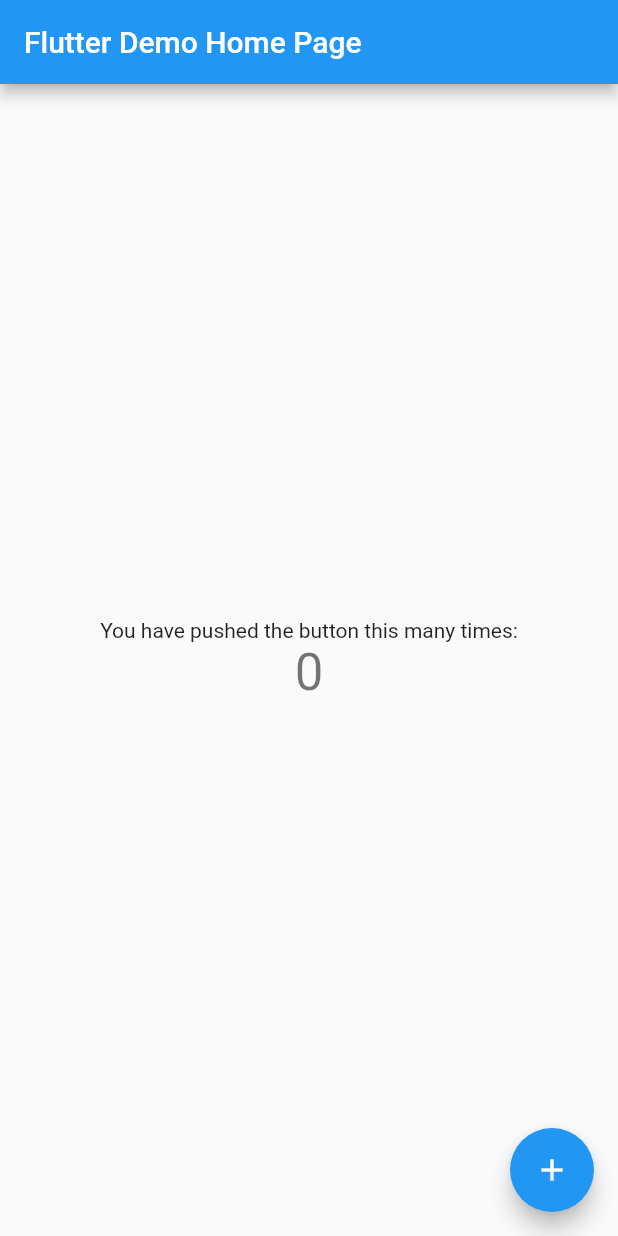
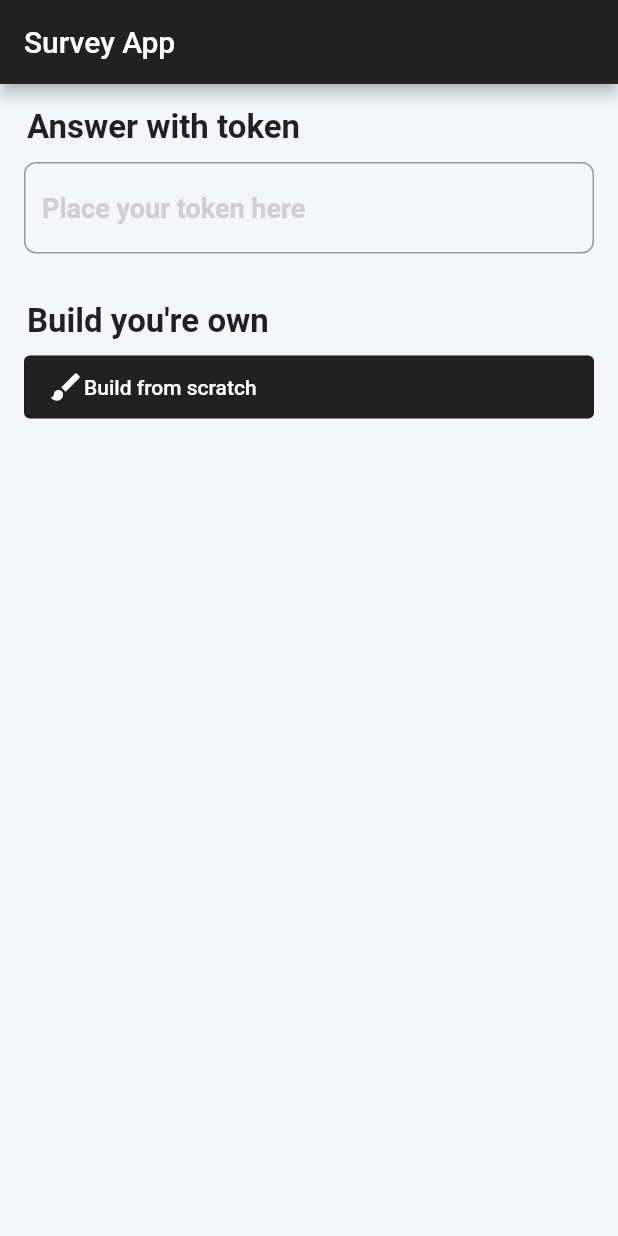
Before and after one commit to darlanhms/flutter-survey-app, a Flutter app: the screen it shows after launch, on a phone screen of 412 x 824 dp. Run offline on Flutter 3.47's test engine with Material 2 defaults, Android fonts, the phone set to English and light mode, and no system bars.

Commit message:
Init home screen

```diff
--- a/lib/main.dart
+++ b/lib/main.dart
@@ -1,117 +1,19 @@
 import 'package:flutter/material.dart';
+import 'package:surveyapp/screens/home.dart';
 
-void main() {
-  runApp(MyApp());
-}
+void main() => runApp(MyApp());
 
 class MyApp extends StatelessWidget {
-  // This widget is the root of your application.
   @override
   Widget build(BuildContext context) {
     return MaterialApp(
-      title: 'Flutter Demo',
+      title: "Welcome to Flutter",
+      home: Home(),
       theme: ThemeData(
-        // This is the theme of your application.
-        //
-        // Try running your application with "flutter run". You'll see the
-        // application has a blue toolbar. Then, without quitting the app, try
-        // changing the primarySwatch below to Colors.green and then invoke
-        // "hot reload" (press "r" in the console where you ran "flutter run",
-        // or simply save your changes to "hot reload" in a Flutter IDE).
-        // Notice that the counter didn't reset back to zero; the application
-        // is not restarted.
-        primarySwatch: Colors.blue,
-        // This makes the visual density adapt to the platform that you run
-        // the app on. For desktop platforms, the controls will be smaller and
-        // closer together (more dense) than on mobile platforms.
-        visualDensity: VisualDensity.adaptivePlatformDensity,
+        accentColor: Colors.grey[900],
+        primaryColor: Colors.grey[900],
+        buttonColor: Colors.grey[900],
       ),
-      home: MyHomePage(title: 'Flutter Demo Home Page'),
     );
   }
 }
-
-class MyHomePage extends StatefulWidget {
-  MyHomePage({Key key, this.title}) : super(key: key);
-
-  // This widget is the home page of your application. It is stateful, meaning
-  // that it has a State object (defined below) that contains fields that affect
-  // how it looks.
-
-  // This class is the configuration for the state. It holds the values (in this
-  // case the title) provided by the parent (in this case the App widget) and
-  // used by the build method of the State. Fields in a Widget subclass are
-  // always marked "final".
-
-  final String title;
-
-  @override
-  _MyHomePageState createState() => _MyHomePageState();
-}
-
-class _MyHomePageState extends State<MyHomePage> {
-  int _counter = 0;
-
-  void _incrementCounter() {
-    setState(() {
-      // This call to setState tells the Flutter framework that something has
-      // changed in this State, which causes it to rerun the build method below
-      // so that the display can reflect the updated values. If we changed
-      // _counter without calling setState(), then the build method would not be
-      // called again, and so nothing would appear to happen.
-      _counter++;
-    });
-  }
-
-  @override
-  Widget build(BuildContext context) {
-    // This method is rerun every time setState is called, for instance as done
-    // by the _incrementCounter method above.
-    //
-    // The Flutter framework has been optimized to make rerunning build methods
-    // fast, so that you can just rebuild anything that needs updating rather
-    // than having to individually change instances of widgets.
-    return Scaffold(
-      appBar: AppBar(
-        // Here we take the value from the MyHomePage object that was created by
-        // the App.build method, and use it to set our appbar title.
-        title: Text(widget.title),
-      ),
-      body: Center(
-        // Center is a layout widget. It takes a single child and positions it
-        // in the middle of the parent.
-        child: Column(
-          // Column is also a layout widget. It takes a list of children and
-          // arranges them vertically. By default, it sizes itself to fit its
-          // children horizontally, and tries to be as tall as its parent.
-          //
-          // Invoke "debug painting" (press "p" in the console, choose the
-          // "Toggle Debug Paint" action from the Flutter Inspector in Android
-          // Studio, or the "Toggle Debug Paint" command in Visual Studio Code)
-          // to see the wireframe for each widget.
-          //
-          // Column has various properties to control how it sizes itself and
-          // how it positions its children. Here we use mainAxisAlignment to
-          // center the children vertically; the main axis here is the vertical
-          // axis because Columns are vertical (the cross axis would be
-          // horizontal).
-          mainAxisAlignment: MainAxisAlignment.center,
-          children: <Widget>[
-            Text(
-              'You have pushed the button this many times:',
-            ),
-            Text(
-              '$_counter',
-              style: Theme.of(context).textTheme.headline4,
-            ),
-          ],
-        ),
-      ),
-      floatingActionButton: FloatingActionButton(
-        onPressed: _incrementCounter,
-        tooltip: 'Increment',
-        child: Icon(Icons.add),
-      ), // This trailing comma makes auto-formatting nicer for build methods.
-    );
-  }
-}
--- /dev/null
+++ b/lib/screens/home.dart
@@ -0,0 +1,149 @@
+import 'package:flutter/material.dart';
+
+class Home extends StatefulWidget {
+  @override
+  _HomeState createState() => _HomeState();
+}
+
+class _HomeState extends State<Home> {
+  @override
+  Widget build(BuildContext context) {
+    return Scaffold(
+      appBar: AppBar(
+        title: Text("Survey App"),
+      ),
+      backgroundColor: Color(0xFFF4F6FA),
+      body: _HomeBody(),
+    );
+  }
+}
+
+class _HomeBody extends StatelessWidget {
+  @override
+  Widget build(BuildContext context) {
+    return Padding(
+      padding: EdgeInsets.all(16),
+      child: Column(
+        children: <Widget>[
+          _TokenAnswer(),
+          _SectionDivisor(),
+          _BuildSurvey(),
+        ],
+      ),
+    );
+  }
+}
+
+class _TokenAnswer extends StatelessWidget {
+  @override
+  Widget build(BuildContext context) {
+    return Column(
+      children: <Widget>[
+        _TitleSection("Answer with token"),
+        Container(
+          decoration: BoxDecoration(
+            borderRadius: BorderRadius.circular(8),
+          ),
+          child: TextField(
+            decoration: InputDecoration(
+              hintText: "Place your token here",
+              hintStyle: TextStyle(
+                color: Color(0xFFCFCFCF),
+                fontWeight: FontWeight.bold,
+                fontSize: 18,
+              ),
+              border: OutlineInputBorder(
+                borderRadius: BorderRadius.all(Radius.circular(8)),
+              ),
+            ),
+          ),
+        ),
+      ],
+    );
+  }
+}
+
+class _BuildSurvey extends StatelessWidget {
+  @override
+  Widget build(BuildContext context) {
+    return Column(
+      children: <Widget>[
+        _TitleSection("Build you're own"),
+        _ButtonBuild(),
+      ],
+    );
+  }
+}
+
+class _TitleSection extends StatelessWidget {
+  final String _title;
+
+  _TitleSection(this._title);
+
+  @override
+  Widget build(BuildContext context) {
+    return Padding(
+      padding: EdgeInsets.fromLTRB(2, 0, 0, 10),
+      child: Align(
+        alignment: Alignment.centerLeft,
+        child: Text(
+          _title,
+          style: TextStyle(
+            fontWeight: FontWeight.bold,
+            fontSize: 22,
+          ),
+          textAlign: TextAlign.left,
+        ),
+      ),
+    );
+  }
+}
+
+class _ButtonBuild extends StatelessWidget {
+  @override
+  Widget build(BuildContext context) {
+    return SizedBox(
+      width: double.maxFinite,
+      height: 42,
+      child: OutlinedButton(
+        style: ButtonStyle(
+          backgroundColor: MaterialStateColor.resolveWith(
+            (states) {
+              if (states.contains(MaterialState.disabled)) {
+                return Colors.grey[100];
+              }
+              return Colors.grey[900];
+            },
+          ),
+        ),
+        child: Align(
+          alignment: Alignment.centerLeft,
+          child: Row(
+            children: <Widget>[
+              Icon(
+                Icons.brush,
+                color: Colors.white,
+              ),
+              Text(
+                "Build from scratch",
+                style: TextStyle(
+                  color: Colors.white,
+                ),
+              ),
+            ],
+          ),
+        ),
+        onPressed: () {},
+      ),
+    );
+  }
+}
+
+class _SectionDivisor extends StatelessWidget {
+  @override
+  Widget build(BuildContext context) {
+    return Padding(
+      padding: EdgeInsets.only(bottom: 32),
+    );
+  }
+}
--- a/pubspec.yaml
+++ b/pubspec.yaml
@@ -28,6 +28,7 @@ dependencies:
   # The following adds the Cupertino Icons font to your application.
   # Use with the CupertinoIcons class for iOS style icons.
   cupertino_icons: ^1.0.0
+  english_words: ^3.1.5
 
 dev_dependencies:
   flutter_test:
```
Also changed, not shown: 2 other files.
